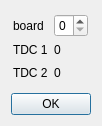
Qt form escam/dialogtdc.ui (Entwicklungsburo-Stresing/EBST_CAM) before a commit.
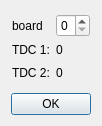
The same form after that commit.

Commit message: Hide board select in dialogs for one board

```diff
--- a/escam/dialogtdc.ui
+++ b/escam/dialogtdc.ui
@@ -66,7 +66,7 @@
      <item row="1" column="1">
       <widget class="QLabel" name="labelTDC1">
        <property name="text">
-        <string>TDC 1</string>
+        <string>TDC 1:</string>
        </property>
       </widget>
      </item>
@@ -80,7 +80,7 @@
      <item row="2" column="1">
       <widget class="QLabel" name="labelTDC2">
        <property name="text">
-        <string>TDC 2</string>
+        <string>TDC 2:</string>
        </property>
       </widget>
      </item>
```
The commit also changes 6 other files.
